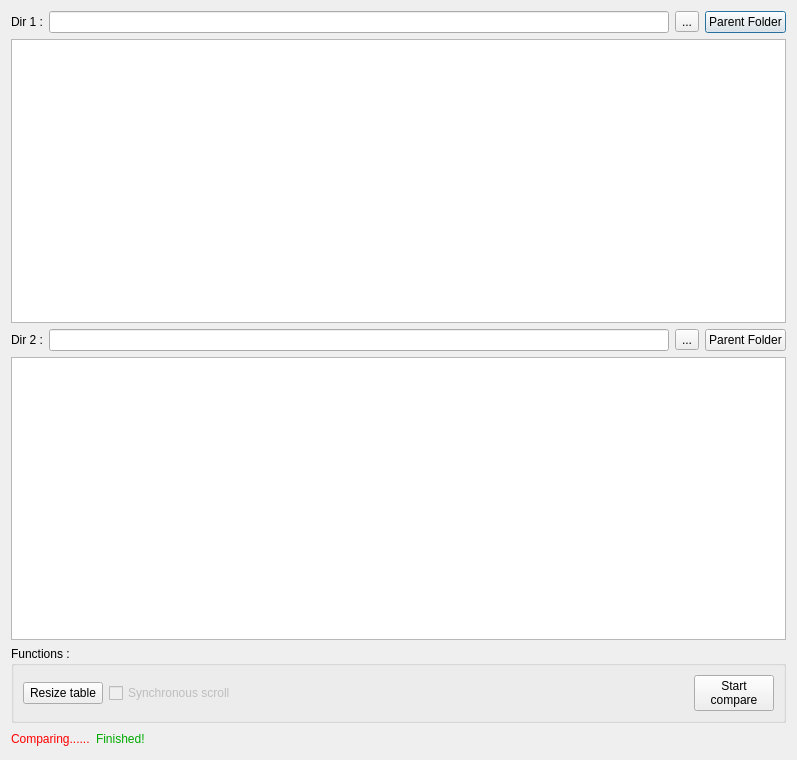
Above: CDMainWindow.ui from liyiji/riderapmoc before the change. Below: the same form after it.
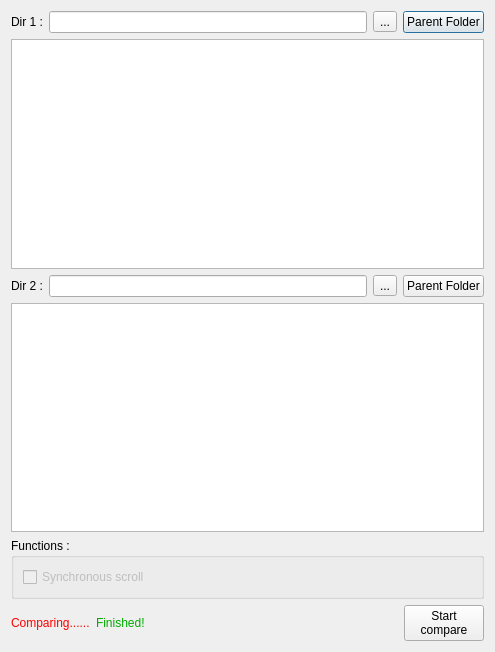
That is the form after the change. Custom widgets are drawn as their Qt base class.

Diff of the .ui file:
```diff
--- a/CDMainWindow.ui
+++ b/CDMainWindow.ui
@@ -6,8 +6,8 @@
    <rect>
     <x>0</x>
     <y>0</y>
-    <width>797</width>
-    <height>760</height>
+    <width>495</width>
+    <height>652</height>
    </rect>
   </property>
   <property name="windowTitle">
@@ -91,13 +91,6 @@
      </property>
      <layout class="QGridLayout" name="gridLayout_2">
       <item row="0" column="0">
-       <widget class="QPushButton" name="pushButton_3">
-        <property name="text">
-         <string>Resize table</string>
-        </property>
-       </widget>
-      </item>
-      <item row="0" column="1">
        <widget class="QCheckBox" name="checkBox">
         <property name="enabled">
          <bool>false</bool>
@@ -107,7 +100,7 @@
         </property>
        </widget>
       </item>
-      <item row="0" column="2">
+      <item row="0" column="1">
        <spacer name="horizontalSpacer_2">
         <property name="orientation">
          <enum>Qt::Horizontal</enum>
@@ -120,14 +113,6 @@
         </property>
        </spacer>
       </item>
-      <item row="0" column="3">
-       <widget class="QPushButton" name="pushButton">
-        <property name="text">
-         <string>Start
-compare</string>
-        </property>
-       </widget>
-      </item>
      </layout>
     </widget>
    </item>
@@ -234,6 +219,14 @@
        </property>
       </spacer>
      </item>
+     <item>
+      <widget class="QPushButton" name="pushButton">
+       <property name="text">
+        <string>Start
+compare</string>
+       </property>
+      </widget>
+     </item>
     </layout>
    </item>
   </layout>
```
